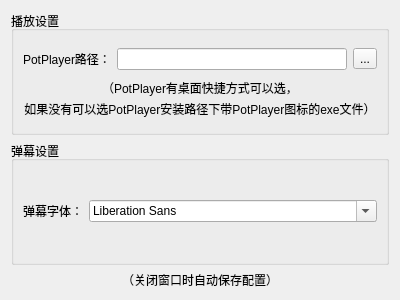
Old version of the form settingsdialog.ui in the repository bili9blood/PotBilibili.
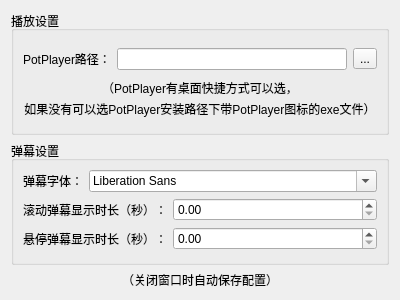
New version of the form.

Commit message: 完善设置窗口

The edit to the form file:
```diff
--- a/settingsdialog.ui
+++ b/settingsdialog.ui
@@ -97,7 +97,47 @@
          </widget>
         </item>
         <item>
-         <widget class="QFontComboBox" name="fontComboBox"/>
+         <widget class="QFontComboBox" name="fontComboBox_danmakuFont"/>
+        </item>
+       </layout>
+      </item>
+      <item>
+       <layout class="QHBoxLayout" name="horizontalLayout_3">
+        <item>
+         <widget class="QLabel" name="label_5">
+          <property name="sizePolicy">
+           <sizepolicy hsizetype="Fixed" vsizetype="Preferred">
+            <horstretch>0</horstretch>
+            <verstretch>0</verstretch>
+           </sizepolicy>
+          </property>
+          <property name="text">
+           <string>滚动弹幕显示时长（秒）：</string>
+          </property>
+         </widget>
+        </item>
+        <item>
+         <widget class="QDoubleSpinBox" name="doubleSpinBox_scrollTime"/>
+        </item>
+       </layout>
+      </item>
+      <item>
+       <layout class="QHBoxLayout" name="horizontalLayout_4">
+        <item>
+         <widget class="QLabel" name="label_6">
+          <property name="sizePolicy">
+           <sizepolicy hsizetype="Fixed" vsizetype="Preferred">
+            <horstretch>0</horstretch>
+            <verstretch>0</verstretch>
+           </sizepolicy>
+          </property>
+          <property name="text">
+           <string>悬停弹幕显示时长（秒）：</string>
+          </property>
+         </widget>
+        </item>
+        <item>
+         <widget class="QDoubleSpinBox" name="doubleSpinBox_stillTime"/>
         </item>
        </layout>
       </item>
```
The commit also changes 1 other file.
